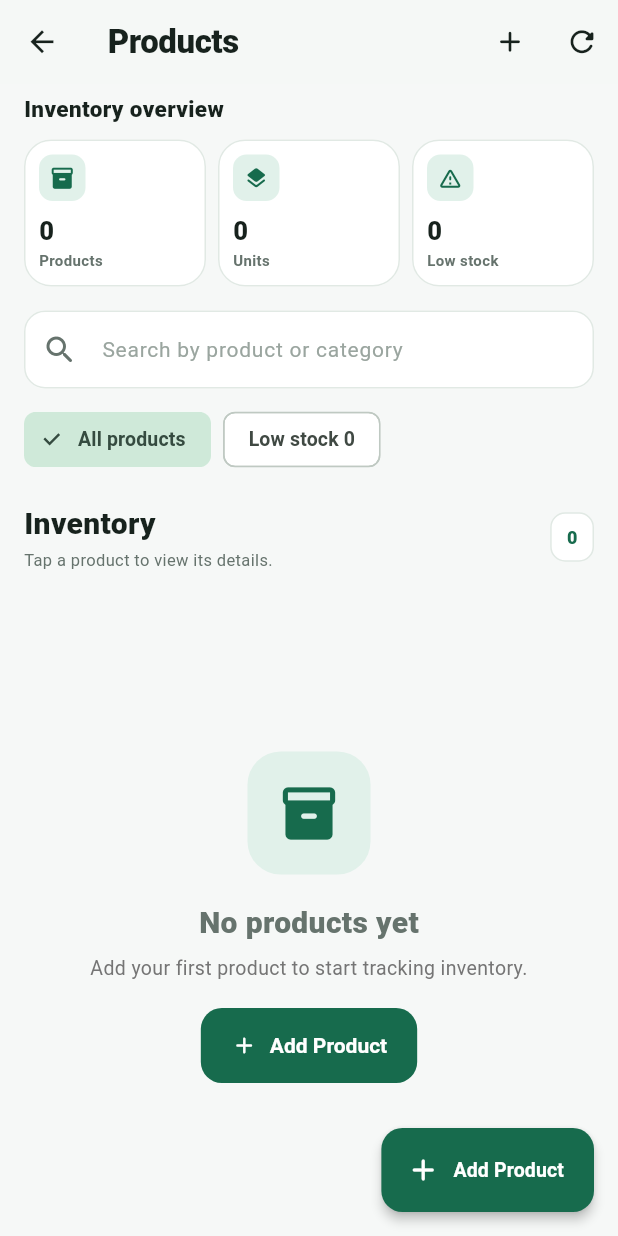
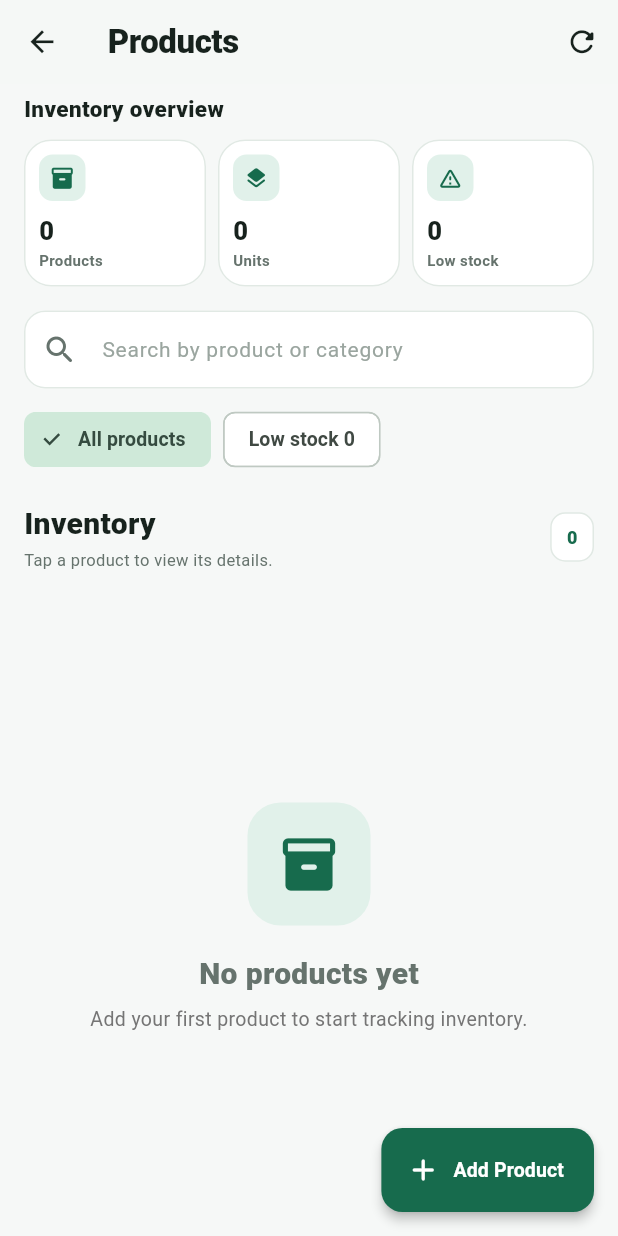
Before and after one commit to Moses361/business_dash, a Flutter app: the screen it shows after launch, after a tap on "Products", on a phone screen of 412 x 824 dp. Run offline on Flutter 3.47's test engine with Material 3 defaults, Android fonts, the phone set to English and light mode, and no system bars; our stand-ins replace pdf, printing, sqflite; accounts and stored records are empty.

Commit message:
Finalize Veroon V1 release and UI cleanup

```diff
--- a/lib/screens/products_screen.dart
+++ b/lib/screens/products_screen.dart
@@ -284,11 +284,6 @@ class _ProductsScreenState extends State<ProductsScreen> {
         ),
         actions: [
           IconButton(
-            onPressed: _openAddProduct,
-            icon: const Icon(Icons.add_rounded),
-            tooltip: 'Add product',
-          ),
-          IconButton(
             onPressed: _isLoading ? null : _loadProducts,
             icon: const Icon(Icons.refresh_rounded),
             tooltip: 'Refresh products',
@@ -548,12 +543,6 @@ class _ProductsScreenState extends State<ProductsScreen> {
               textAlign: TextAlign.center,
               style: TextStyle(color: Colors.grey.shade600, fontSize: 13),
             ),
-            const SizedBox(height: 18),
-            ElevatedButton.icon(
-              onPressed: _openAddProduct,
-              icon: const Icon(Icons.add_rounded),
-              label: const Text('Add Product'),
-            ),
           ],
         ),
       ),
--- a/lib/screens/sales_screen.dart
+++ b/lib/screens/sales_screen.dart
@@ -510,12 +510,6 @@ class _SalesScreenState extends State<SalesScreen> {
               textAlign: TextAlign.center,
               style: TextStyle(color: Colors.grey.shade600, fontSize: 13),
             ),
-            const SizedBox(height: 18),
-            FilledButton.icon(
-              onPressed: _openRecordSale,
-              icon: const Icon(Icons.point_of_sale_rounded),
-              label: const Text('Record Sale'),
-            ),
           ],
         ),
       ),
```
